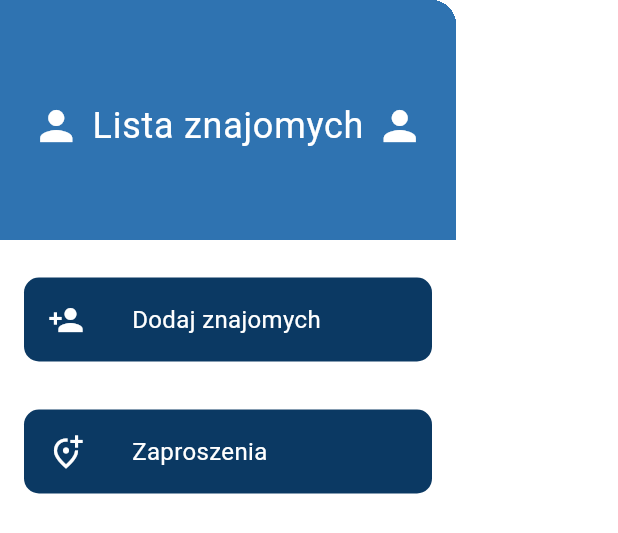
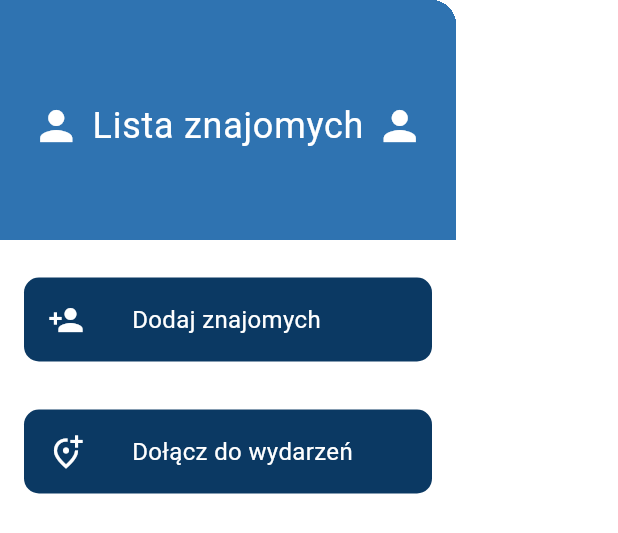
Before and after one commit to KZielinskii/Tourips, a Flutter app: what buildDrawer() shows on an empty page, opened directly with empty values, on a phone screen of 412 x 824 dp. Shown: the top 533 px of the screen. Run offline on Flutter 3.47's test engine with Material 3 defaults, Android fonts, the phone set to English and light mode, and no system bars; our stand-ins replace cloud_firestore, firebase_auth, firebase_core, firebase_storage, geolocator, google_maps_flutter and 1 more; missing offline and left inert: firebase_app_check; accounts and stored records are empty.

Commit message:
improved hamburger menu

```diff
--- a/lib/repository/event_request_repository.dart
+++ b/lib/repository/event_request_repository.dart
@@ -11,6 +11,14 @@ class EventRequestRepository {
   Future<void> createRequest(String eventId, String userId, bool ownerRequest) async {
     EventRequestModel eventRequest = EventRequestModel(eventId: eventId, userId: userId, ownerRequest: true);
     await _db.collection('event_requests').doc().set(eventRequest.toJson());
+  }
+
+  Future<int> getCountRequestsForUser() async {
+    String? currentUserId = await UserRepository().getCurrentUserId();
+    QuerySnapshot<Map<String, dynamic>> querySnapshot =
+    await _db.collection('event_requests').where('userId', isEqualTo: currentUserId).get();
+
+    return querySnapshot.size;
   }
 
   Future<List<EventModel>> getRequestsForUser() async {
--- a/lib/repository/friend_request_repository.dart
+++ b/lib/repository/friend_request_repository.dart
@@ -1,3 +1,5 @@
+import 'dart:async';
+
 import 'package:cloud_firestore/cloud_firestore.dart';
 import 'package:tourpis/models/FriendRequestModel.dart';
 import 'package:tourpis/repository/user_repository.dart';
@@ -36,6 +38,17 @@ class FriendRequestRepository {
     }
   }
 
+  Future<int> getRequestCountToUser() async {
+    String? currentUserId = await _userRepository.getCurrentUserId();
+
+    QuerySnapshot querySnapshot = await FirebaseFirestore.instance
+        .collection('requests')
+        .where('friend', isEqualTo: currentUserId)
+        .get();
+
+    int count = querySnapshot.size;
+    return count;
+  }
 
   Future<List<UserModel>> getAllRequestToUser() async {
     List<UserModel> allRequest = [];
--- a/lib/screens/profile/profile_screen.dart
+++ b/lib/screens/profile/profile_screen.dart
@@ -20,6 +20,7 @@ class ProfileScreen extends StatefulWidget {
 }
 
 class _ProfileScreenState extends State<ProfileScreen> {
+
   File? _image;
   late User user;
   UserModel? userModel;
--- a/lib/widgets/drawer_widget.dart
+++ b/lib/widgets/drawer_widget.dart
@@ -1,5 +1,8 @@
+
 import 'package:flutter/material.dart';
 import 'package:tourpis/models/UserModel.dart';
+import 'package:tourpis/repository/event_request_repository.dart';
+import 'package:tourpis/repository/friend_request_repository.dart';
 import 'package:tourpis/screens/friends/add_friends/users_screen.dart';
 import 'package:tourpis/utils/color_utils.dart';
 
@@ -58,7 +61,10 @@ Widget buildDrawer(BuildContext context, List<UserModel> friendsList) {
                 color: hexStringToColor("0B3963"),
                 borderRadius: BorderRadius.circular(10),
               ),
-              child: const Row(
+              child: Stack(
+                alignment: Alignment.topRight,
+                children: [
+                  const Row(
                     children: [
                       Padding(
                         padding: EdgeInsets.symmetric(vertical: 16, horizontal: 16),
@@ -67,9 +73,38 @@ Widget buildDrawer(BuildContext context, List<UserModel> friendsList) {
                       Padding(
                         padding: EdgeInsets.only(left: 16),
                         child: Text(
-                      'Dodaj znajomych',
+                          "Dodaj znajomych",
                           style: TextStyle(fontSize: 16, color: Colors.white),
                         ),
+                      ),
+                    ],
+                  ),
+                  FutureBuilder<int>(
+                    future: FriendRequestRepository().getRequestCountToUser(),
+                    builder: (context, snapshot) {
+                      if (snapshot.connectionState == ConnectionState.waiting) {
+                        return const CircularProgressIndicator();
+                      } else if (snapshot.hasError) {
+                        return Text('Error: ${snapshot.error}');
+                      } else {
+                        return (snapshot.data ?? 0) > 0
+                            ? Positioned(
+                          top: 0,
+                          right: 0,
+                          child: Container(
+                            padding: const EdgeInsets.all(8),
+                            decoration: const BoxDecoration(
+                              shape: BoxShape.circle,
+                              color: Colors.red,
+                            ),
+                            child: Text(
+                              snapshot.data.toString(),
+                              style: const TextStyle(fontSize: 12, color: Colors.white),
+                            ),
+                          ),
+                        ) : Container();
+                      }
+                    },
                   ),
                 ],
               ),
@@ -91,7 +126,10 @@ Widget buildDrawer(BuildContext context, List<UserModel> friendsList) {
                 color: hexStringToColor("0B3963"),
                 borderRadius: BorderRadius.circular(10),
               ),
-              child: const Row(
+              child: Stack(
+                alignment: Alignment.topRight,
+                children: [
+                  const Row(
                     children: [
                       Padding(
                         padding: EdgeInsets.symmetric(vertical: 16, horizontal: 16),
@@ -100,9 +138,38 @@ Widget buildDrawer(BuildContext context, List<UserModel> friendsList) {
                       Padding(
                         padding: EdgeInsets.only(left: 16),
                         child: Text(
-                      'Zaproszenia',
+                          "Dołącz do wydarzeń",
                           style: TextStyle(fontSize: 16, color: Colors.white),
                         ),
+                      ),
+                    ],
+                  ),
+                  FutureBuilder<int>(
+                    future: EventRequestRepository().getCountRequestsForUser(),
+                    builder: (context, snapshot) {
+                      if (snapshot.connectionState == ConnectionState.waiting) {
+                        return const CircularProgressIndicator();
+                      } else if (snapshot.hasError) {
+                        return Text('Error: ${snapshot.error}');
+                      } else {
+                        return (snapshot.data ?? 0) > 0
+                            ?  Positioned(
+                          top: 0,
+                          right: 0,
+                          child: Container(
+                            padding: const EdgeInsets.all(8),
+                            decoration: const BoxDecoration(
+                              shape: BoxShape.circle,
+                              color: Colors.red,
+                            ),
+                            child: Text(
+                              snapshot.data.toString(),
+                              style: const TextStyle(fontSize: 12, color: Colors.white),
+                            ),
+                          ),
+                        ): Container();
+                      }
+                    },
                   ),
                 ],
               ),
@@ -132,5 +199,3 @@ Widget buildDrawer(BuildContext context, List<UserModel> friendsList) {
     ),
   );
 }
-
-//todo wyświetlić liczbę zaproszeń do znajmych tutaj dodać tylko do repository funkcje zliczającą i ją wywołać tu
```
Lines whose indentation alone changed are shown as unchanged.
